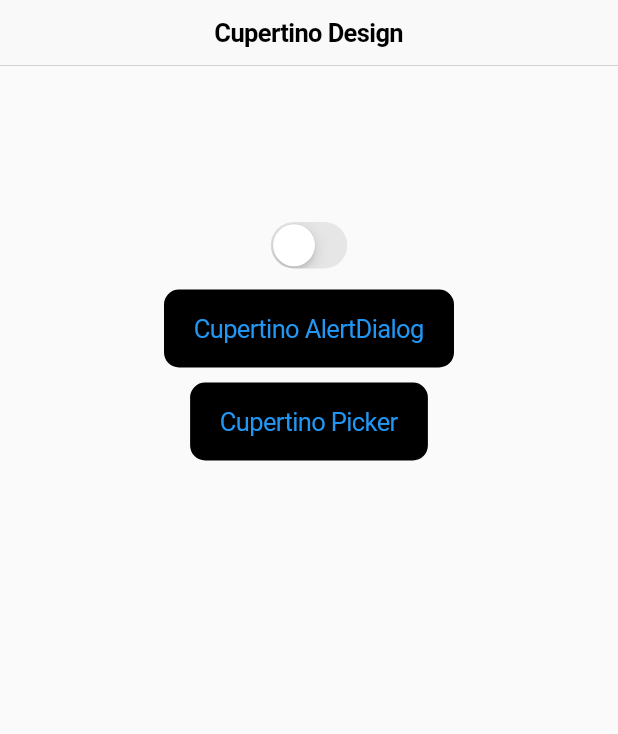
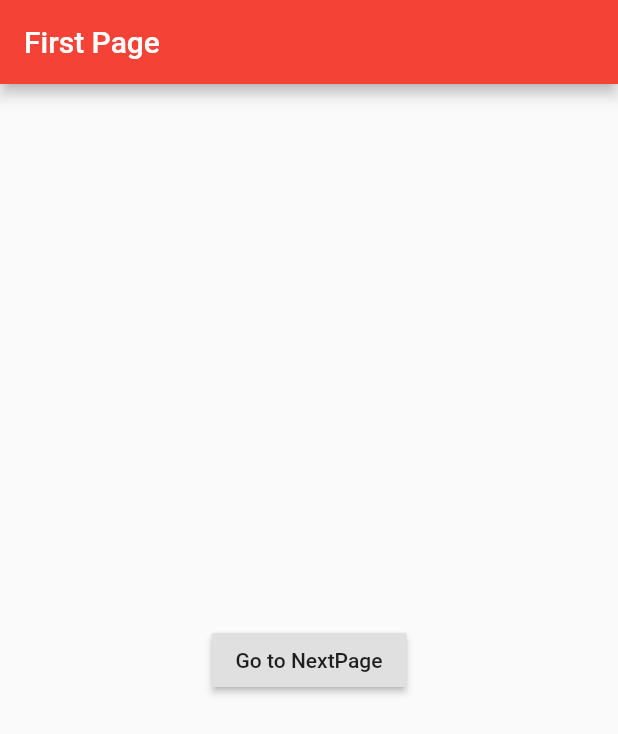
Before and after one commit to cckn/Learning-Flutter, a Flutter app: the screen it shows after launch, on a phone screen of 412 x 824 dp. Shown: the top 734 px of the screen. Run offline on Flutter 3.47's test engine with Material 2 defaults, Android fonts, the phone set to English and light mode, and no system bars.

```diff
--- /dev/null
+++ b/lib/datas/Person.dart
@@ -0,0 +1,6 @@
+class Person {
+  String name;
+  int age;
+
+  Person(this.name, this.age);
+}
--- a/lib/main.dart
+++ b/lib/main.dart
@@ -1,5 +1,6 @@
-import 'package:flutter/cupertino.dart';
 import 'package:flutter/material.dart';
+import './pages/firstPage.dart';
+import './pages/secondPage.dart';
 
 void main() => runApp(MyApp());
 
@@ -8,80 +9,13 @@ class MyApp extends StatelessWidget {
   Widget build(BuildContext context) {
     // TODO: implement build
     return MaterialApp(
-        title: "Flutter Demo", theme: ThemeData.light(), home: MyHomePage());
+      title: "Flutter Demo",
+      theme: ThemeData(primarySwatch: Colors.red),
+      home: FirstHomePage(),
+      routes: {
+        "/first": (context) => FirstHomePage(),
+        "/second": (context) => SecondHomePage()
+      },
+    );
   }
 }
-
-class MyHomePage extends StatefulWidget {
-  @override
-  _MyHomePageState createState() => _MyHomePageState();
-}
-
-class _MyHomePageState extends State<MyHomePage> {
-  bool _isOn = false;
-  @override
-  Widget build(BuildContext context) {
-    return Scaffold(
-      appBar: CupertinoNavigationBar(
-        middle: Text("Cupertino Design"),
-      ),
-      body: Center(
-        child: Column(
-          children: <Widget>[
-            SizedBox.fromSize(
-              size: Size(10, 100),
-            ),
-            CupertinoSwitch(
-                value: _isOn,
-                onChanged: (bool value) {
-                  setState(() {
-                    _isOn = value;
-                  });
-                }),
-            SizedBox.fromSize(
-              size: Size(10, 10),
-            ),
-            CupertinoButton(
-                child: Text("Cupertino AlertDialog"),
-                borderRadius: BorderRadius.circular(10),
-                color: Colors.black,
-                onPressed: () {
-                  _showCupertinoDialog();
-                }),
-            SizedBox.fromSize(
-              size: Size(10, 10),
-            ),
-            CupertinoButton(
-              child: Text("Cupertino Picker"),
-              borderRadius: BorderRadius.circular(10),
-              color: Colors.black,
-              onPressed: () {
-                _showCupertinoPicker();
-              },
-            )
-          ],
-        ),
-      ),
-    );
-  }
-
-  _showCupertinoDialog() {
-    showDialog(
-        context: context,
-        builder: (context) => CupertinoAlertDialog(
-              title: Text("제목"),
-              content: Text("내용"),
-              actions: <Widget>[
-                CupertinoDialogAction(child: Text("Cancel")),
-                CupertinoDialogAction(
-                  child: Text("OK"),
-                  onPressed: () {
-                    Navigator.of(context).pop();
-                  },
-                )
-              ],
-            ));
-  }
-
-  _showCupertinoPicker() {}
-}
--- /dev/null
+++ b/lib/pages/firstPage.dart
@@ -0,0 +1,23 @@
+import 'package:flutter/material.dart';
+import 'package:flutterapp/datas/Person.dart';
+import 'package:flutterapp/pages/secondPage.dart';
+
+class FirstHomePage extends StatelessWidget {
+  @override
+  Widget build(BuildContext context) {
+    return Scaffold(
+        appBar: AppBar(
+          title: Text("First Page"),
+        ),
+        body: Center(
+          child: RaisedButton(
+            child: Text("Go to NextPage"),
+            onPressed: () async {
+              Person data = Person("박대성", 20);
+              final result = await Navigator.pushNamed(context, "/second");
+              print(result);
+            },
+          ),
+        ));
+  }
+}
```
Also changed, not shown: lib/pages/secondPage.dart (added, +25 -0 lines).
